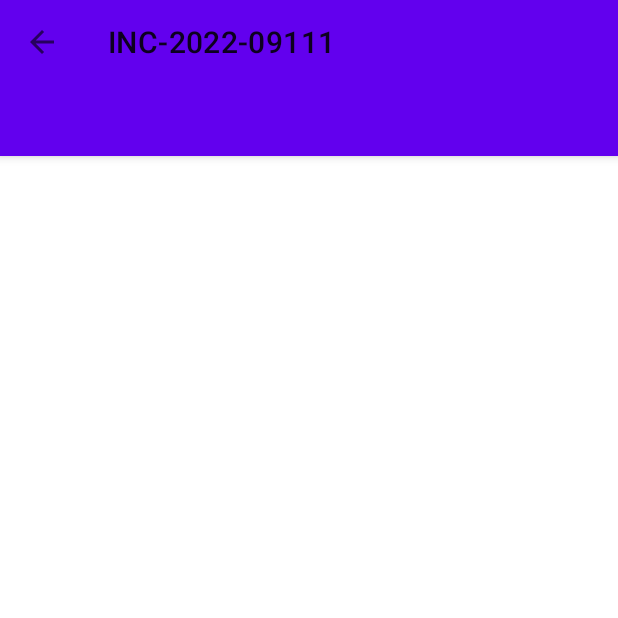
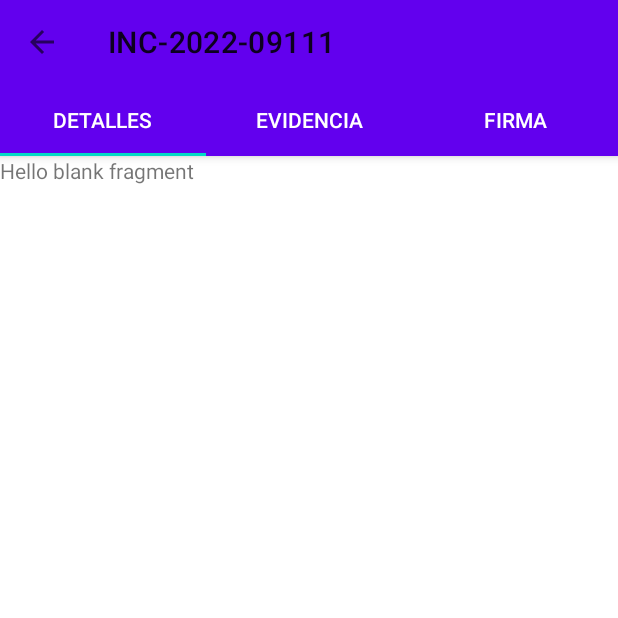
Before and after one commit to Gerry8a/Base, an Android app: the screen it shows after launch (DetailActivity), after a tap on "INC-2022-09111", on a phone screen of 412 x 824 dp, the top half of it. Run offline under Robolectric (Android 15) with nearby library versions, the phone set to English and light mode, and no system bars; our stand-ins replace Dagger/Hilt's generated code.

```diff
--- a/app/src/main/AndroidManifest.xml
+++ b/app/src/main/AndroidManifest.xml
@@ -11,7 +11,7 @@
         android:supportsRtl="true"
         android:theme="@style/Theme.Sadas">
         <activity
-            android:name=".ui.DetailActivity"
+            android:name=".ui.detail.DetailActivity"
             android:exported="false" />
         <activity
             android:name=".ui.MainActivity"
--- /dev/null
+++ b/app/src/main/java/com/cosmocolor/sadas/adapter/PageAdapter.kt
@@ -0,0 +1,23 @@
+package com.cosmocolor.sadas.adapter
+
+import android.os.Bundle
+import androidx.fragment.app.Fragment
+import androidx.fragment.app.FragmentActivity
+import androidx.viewpager2.adapter.FragmentStateAdapter
+
+class PageAdapter(
+    private val resultBundle: Bundle,
+    private val fragments: ArrayList<Fragment>,
+    fragmentActivity: FragmentActivity
+) : FragmentStateAdapter(fragmentActivity) {
+
+    override fun getItemCount(): Int {
+        return fragments.size
+    }
+
+    override fun createFragment(position: Int): Fragment {
+        fragments[position].arguments = resultBundle
+        return fragments[position]
+    }
+
+}
--- a/app/src/main/java/com/cosmocolor/sadas/ui/DetailActivity.kt
+++ /dev/null
@@ -1,32 +0,0 @@
-package com.cosmocolor.sadas.ui
-
-import androidx.appcompat.app.AppCompatActivity
-import android.os.Bundle
-import android.util.Log
-import androidx.core.content.ContextCompat
-import androidx.navigation.navArgs
-import com.cosmocolor.sadas.R
-import com.cosmocolor.sadas.databinding.ActivityDetailBinding
-import dagger.hilt.android.AndroidEntryPoint
-
-@AndroidEntryPoint
-class DetailActivity : AppCompatActivity() {
-
-    private lateinit var binding: ActivityDetailBinding
-    private val args by navArgs<DetailActivityArgs>()
-
-    override fun onCreate(savedInstanceState: Bundle?) {
-        super.onCreate(savedInstanceState)
-        binding = ActivityDetailBinding.inflate(layoutInflater)
-        setContentView(binding.root)
-
-        setUpToolBar()
-
-    }
-
-    private fun setUpToolBar() {
-        setSupportActionBar(binding.toolbar)
-        supportActionBar?.setDisplayHomeAsUpEnabled(true)
-        supportActionBar?.title = args.ticket.id
-        supportActionBar?.setDisplayShowHomeEnabled(true)    }
-}
--- /dev/null
+++ b/app/src/main/java/com/cosmocolor/sadas/ui/detail/DetailActivity.kt
@@ -0,0 +1,65 @@
+package com.cosmocolor.sadas.ui.detail
+
+import androidx.appcompat.app.AppCompatActivity
+import android.os.Bundle
+import androidx.fragment.app.Fragment
+import androidx.navigation.navArgs
+import com.cosmocolor.sadas.adapter.PageAdapter
+import com.cosmocolor.sadas.databinding.ActivityDetailBinding
+import com.google.android.material.tabs.TabLayoutMediator
+import dagger.hilt.android.AndroidEntryPoint
+
+@AndroidEntryPoint
+class DetailActivity : AppCompatActivity() {
+
+    private lateinit var binding: ActivityDetailBinding
+    private val args by navArgs<DetailActivityArgs>()
+    private lateinit var pageAdapter: PageAdapter
+
+    override fun onCreate(savedInstanceState: Bundle?) {
+        super.onCreate(savedInstanceState)
+        binding = ActivityDetailBinding.inflate(layoutInflater)
+        setContentView(binding.root)
+
+        setupUI()
+    }
+
+    private fun setupUI() {
+        setUpToolBar()
+        setUpPageAdapter()
+    }
+
+    private fun setUpPageAdapter() {
+        val fragments = ArrayList<Fragment>()
+        fragments.add(DetailsFragment())
+        fragments.add(EvidenceFragment())
+        fragments.add(SignFragment())
+
+        val titles = ArrayList<String>()
+        titles.add("Detalles")
+        titles.add("Evidencia")
+        titles.add("Firma")
+
+        val resultBundle = Bundle()
+        resultBundle.putParcelable("ticketBundle", args.ticket)
+
+        binding.viewPager2.isUserInputEnabled = false
+        pageAdapter = PageAdapter(
+            resultBundle,
+            fragments,
+            this
+        )
+        binding.viewPager2.apply {
+            adapter = pageAdapter
+        }
+        TabLayoutMediator(binding.tableLayout, binding.viewPager2){tab, position ->
+            tab.text = titles[position]
+        }.attach()
+    }
+
+    private fun setUpToolBar() {
+        setSupportActionBar(binding.toolbar)
+        supportActionBar?.setDisplayHomeAsUpEnabled(true)
+        supportActionBar?.title = args.ticket.id
+        supportActionBar?.setDisplayShowHomeEnabled(true)    }
+}
--- /dev/null
+++ b/app/src/main/java/com/cosmocolor/sadas/ui/detail/DetailsFragment.kt
@@ -0,0 +1,27 @@
+package com.cosmocolor.sadas.ui.detail
+
+import android.os.Bundle
+import androidx.fragment.app.Fragment
+import android.view.LayoutInflater
+import android.view.View
+import android.view.ViewGroup
+import com.cosmocolor.sadas.R
+
+class DetailsFragment : Fragment() {
+
+
+    override fun onCreate(savedInstanceState: Bundle?) {
+        super.onCreate(savedInstanceState)
+
+    }
+
+    override fun onCreateView(
+        inflater: LayoutInflater, container: ViewGroup?,
+        savedInstanceState: Bundle?
+    ): View? {
+        // Inflate the layout for this fragment
+        return inflater.inflate(R.layout.fragment_details, container, false)
+    }
+
+
+}
--- /dev/null
+++ b/app/src/main/java/com/cosmocolor/sadas/ui/detail/EvidenceFragment.kt
@@ -0,0 +1,27 @@
+package com.cosmocolor.sadas.ui.detail
+
+import android.os.Bundle
+import androidx.fragment.app.Fragment
+import android.view.LayoutInflater
+import android.view.View
+import android.view.ViewGroup
+import com.cosmocolor.sadas.R
+
+
+class EvidenceFragment : Fragment() {
+    // TODO: Rename and change types of parameters
+    private var param1: String? = null
+    private var param2: String? = null
+
+    override fun onCreate(savedInstanceState: Bundle?) {
+        super.onCreate(savedInstanceState)
+    }
+
+    override fun onCreateView(
+        inflater: LayoutInflater, container: ViewGroup?,
+        savedInstanceState: Bundle?
+    ): View? {
+        // Inflate the layout for this fragment
+        return inflater.inflate(R.layout.fragment_evidence, container, false)
+    }
+}
--- a/app/src/main/res/layout/activity_detail.xml
+++ b/app/src/main/res/layout/activity_detail.xml
@@ -4,7 +4,7 @@
     xmlns:tools="http://schemas.android.com/tools"
     android:layout_width="match_parent"
     android:layout_height="match_parent"
-    tools:context=".ui.DetailActivity">
+    tools:context=".ui.detail.DetailActivity">
 
     <com.google.android.material.appbar.AppBarLayout
         android:id="@+id/appbar"
--- a/app/src/main/res/layout/fragment_detail_ticker.xml
+++ b/app/src/main/res/layout/fragment_details.xml
@@ -3,13 +3,12 @@
     xmlns:tools="http://schemas.android.com/tools"
     android:layout_width="match_parent"
     android:layout_height="match_parent"
-    tools:context=".ui.DetailTickerFragment">
+    tools:context=".ui.detail.DetailsFragment">
 
-    <androidx.viewpager2.widget.ViewPager2
-        xmlns:android="http://schemas.android.com/apk/res/android"
-        android:id="@+id/pager"
+    <!-- TODO: Update blank fragment layout -->
+    <TextView
         android:layout_width="match_parent"
-        android:background="@color/black"
-        android:layout_height="match_parent" />
+        android:layout_height="match_parent"
+        android:text="@string/hello_blank_fragment" />
 
 </FrameLayout>
--- a/app/src/main/res/navigation/nav_ticket.xml
+++ b/app/src/main/res/navigation/nav_ticket.xml
@@ -16,7 +16,7 @@
     </fragment>
     <activity
         android:id="@+id/detailActivity"
-        android:name="com.cosmocolor.sadas.ui.DetailActivity"
+        android:name="com.cosmocolor.sadas.ui.detail.DetailActivity"
         android:label="Details"
         tools:layout="@layout/activity_detail" >
         <argument
```
Also changed, not shown: app/src/main/java/com/cosmocolor/sadas/ui/detail/DetailViewModel.kt (added, +9 -0 lines), app/src/main/java/com/cosmocolor/sadas/ui/detail/SignFragment.kt (renamed from app/src/main/java/com/cosmocolor/sadas/ui/DetailTickerFragment.kt, +7 -5 lines), app/src/main/res/layout/fragment_evidence.xml (added, +14 -0 lines), app/src/main/res/layout/fragment_sign.xml (added, +14 -0 lines).
